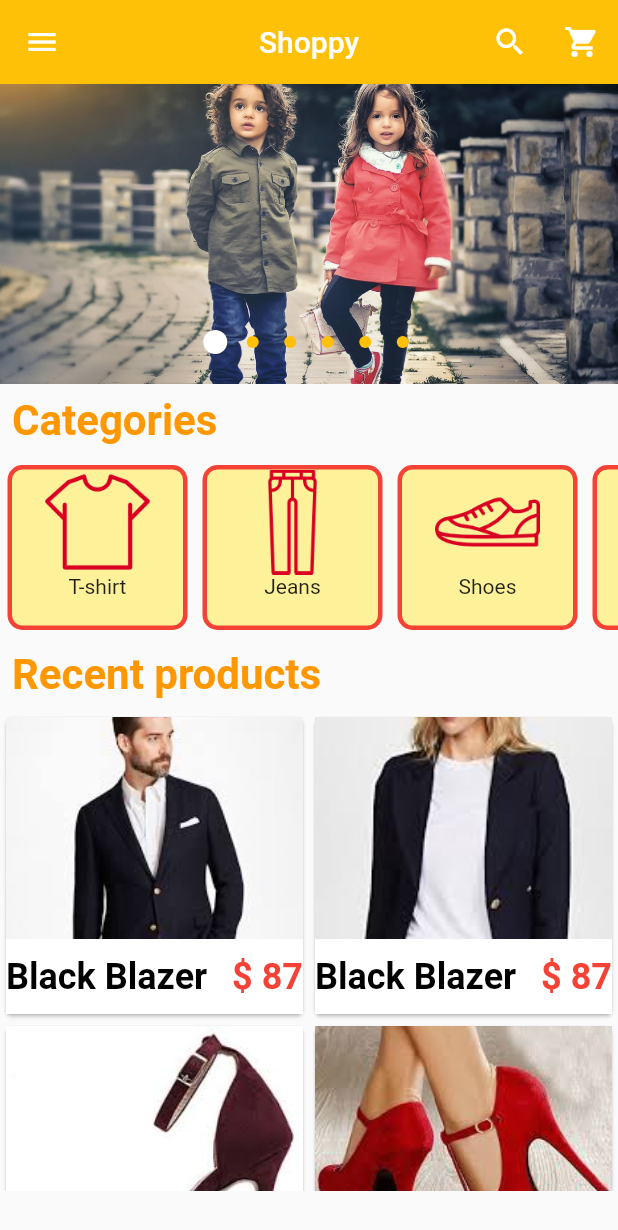
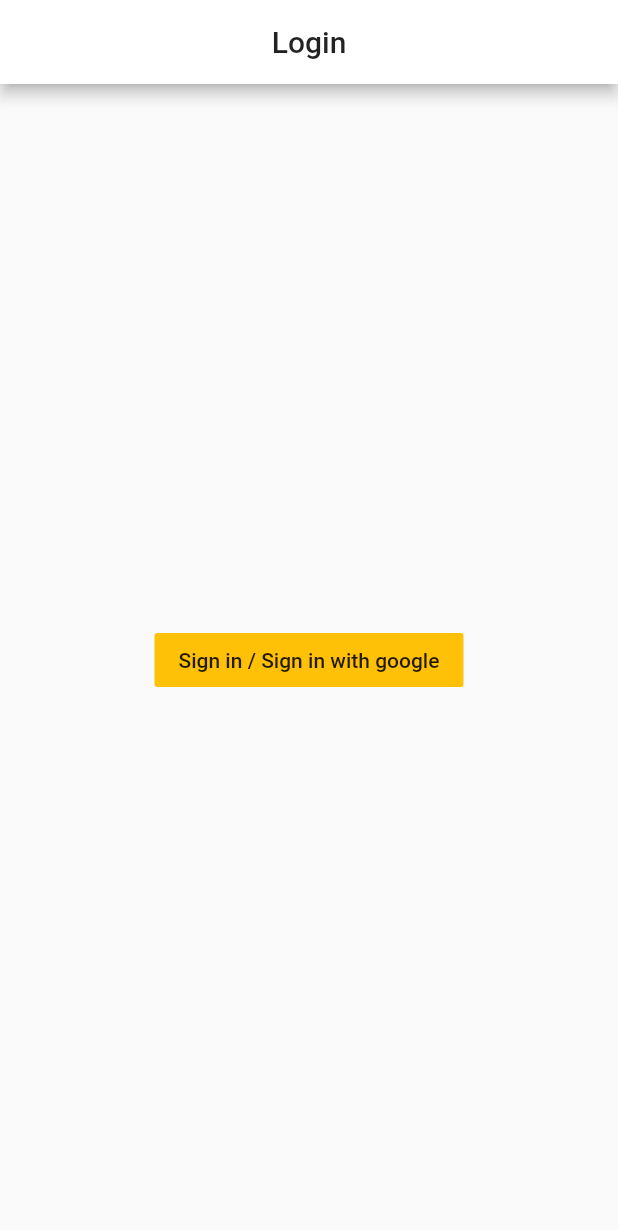
Before and after one commit to brakenseddik/shop_ecommerce, a Flutter app: the screen it shows after launch, on a phone screen of 412 x 824 dp. Shown: the top 1230 px of the screen. Run offline on Flutter 3.47's test engine with Material 2 defaults, Android fonts, the phone set to English and light mode, and no system bars; drawn by our look-alikes of carousel_pro; our stand-ins replace cloud_firestore, firebase_auth, fluttertoast, google_sign_in, shared_preferences; accounts and stored records are empty.

Commit message:
firebase & google sign in

```diff
--- a/lib/main.dart
+++ b/lib/main.dart
@@ -2,178 +2,14 @@ import 'package:flutter/material.dart';
 import 'package:carousel_pro/carousel_pro.dart';
 import 'package:shoppy/components/horizontal_listview.dart';
 import 'package:shoppy/pages/cart.dart';
+import 'package:shoppy/pages/home.dart';
+import 'package:shoppy/pages/login.dart';
 
 import 'components/products.dart';
 
 void main() {
   runApp(MaterialApp(
     debugShowCheckedModeBanner: false,
-    home: HomePage(),
+    home: Login(),
   ));
 }
-
-class HomePage extends StatefulWidget {
-  @override
-  _HomePageState createState() => _HomePageState();
-}
-
-class _HomePageState extends State<HomePage> {
-  @override
-  Widget build(BuildContext context) {
-    Widget carousel = Container(
-      height: 200,
-      child: Carousel(
-        boxFit: BoxFit.cover,
-        animationCurve: Curves.fastOutSlowIn,
-        animationDuration: Duration(milliseconds: 1000),
-        dotColor: Colors.amber,
-        dotBgColor: Colors.transparent,
-        images: [
-          AssetImage('images/c1.jpg'),
-          AssetImage('images/m1.jpeg'),
-          AssetImage('images/m2.jpg'),
-          AssetImage('images/w1.jpeg'),
-          AssetImage('images/w3.jpeg'),
-          AssetImage('images/w4.jpeg'),
-        ],
-      ),
-    );
-    return Scaffold(
-      appBar: AppBar(
-        elevation: 0.0,
-        backgroundColor: Colors.amber,
-        centerTitle: true,
-        title: InkWell(
-            onTap: () {
-              Navigator.push(
-                  context, MaterialPageRoute(builder: (context) => HomePage()));
-            },
-            child: Text('Shoppy')),
-        actions: <Widget>[
-          IconButton(
-            icon: Icon(
-              Icons.search,
-              color: Colors.white,
-            ),
-            onPressed: () {},
-          ),
-          IconButton(
-              icon: Icon(
-                Icons.shopping_cart,
-                color: Colors.white,
-              ),
-              onPressed: () {
-                Navigator.push(
-                    context, MaterialPageRoute(builder: (context) => Cart()));
-              }),
-        ],
-      ),
-      drawer: Drawer(
-        child: ListView(
-          children: <Widget>[
-            //Header
-            UserAccountsDrawerHeader(
-              currentAccountPicture: GestureDetector(
-                child: CircleAvatar(
-                  backgroundColor: Colors.grey,
-                  child: Icon(
-                    Icons.person,
-                    color: Colors.white,
-                  ),
-                ),
-              ),
-              decoration: BoxDecoration(color: Colors.amber),
-              accountEmail: Text('seddik.braken@gmail.com'),
-              accountName: Text('Braken Mohammed'),
-            ),
-            //Body
-            InkWell(
-                child: ListTile(
-                    title: Text('Homepage'),
-                    leading: Icon(
-                      Icons.home,
-                      color: Colors.amber,
-                    ))),
-            InkWell(
-                child: ListTile(
-                    title: Text('My Account'),
-                    leading: Icon(
-                      Icons.person,
-                      color: Colors.amber,
-                    ))),
-            InkWell(
-                child: ListTile(
-                    title: Text('My Orders'),
-                    leading: Icon(
-                      Icons.shopping_basket,
-                      color: Colors.amber,
-                    ))),
-            InkWell(
-                onTap: () => Navigator.push(
-                    context, MaterialPageRoute(builder: (context) => Cart())),
-                child: ListTile(
-                    title: Text('Shopping Cart'),
-                    leading: Icon(
-                      Icons.shopping_cart,
-                      color: Colors.amber,
-                    ))),
-            InkWell(
-                child: ListTile(
-                    title: Text('Favorites'),
-                    leading: Icon(
-                      Icons.favorite,
-                      color: Colors.amber,
-                    ))),
-            Divider(),
-            InkWell(
-                child: ListTile(
-                    title: Text('Settings'),
-                    leading: Icon(
-                      Icons.settings,
-                      color: Colors.lightBlue,
-                    ))),
-            InkWell(
-                child: ListTile(
-                    title: Text('About'),
-                    leading: Icon(
-                      Icons.help,
-                      color: Colors.green,
-                    ))),
-          ],
-        ),
-      ),
-      body: ListView(
-        children: <Widget>[
-          carousel,
-          Padding(
-            padding: EdgeInsets.all(8.0),
-            child: Text(
-              'Categories',
-              style: TextStyle(
-                  fontWeight: FontWeight.w700,
-                  fontSize: 28,
-                  color: Colors.orange),
-            ),
-          ),
-          //horizontal  LISTVIEW
-          horizontalListView(),
-          Padding(
-            padding: EdgeInsets.all(8.0),
-            child: Text(
-              'Recent products',
-              style: TextStyle(
-                  fontWeight: FontWeight.w700,
-                  fontSize: 28,
-                  color: Colors.orange),
-            ),
-          ),
-          // GRIDVIEW
-          Container(
-            height: 320,
-            child: Products(),
-          )
-        ],
-      ),
-    );
-  }
-}
--- a/lib/pages/cart.dart
+++ b/lib/pages/cart.dart
@@ -1,6 +1,7 @@
 import 'package:flutter/material.dart';
 import 'package:shoppy/components/cart_products.dart';
 import 'package:shoppy/main.dart';
+import 'package:shoppy/pages/home.dart';
 
 class Cart extends StatefulWidget {
   @override
--- /dev/null
+++ b/lib/pages/login.dart
@@ -0,0 +1,127 @@
+import 'package:cloud_firestore/cloud_firestore.dart';
+import 'package:flutter/material.dart';
+import 'package:google_sign_in/google_sign_in.dart';
+import 'package:shared_preferences/shared_preferences.dart';
+import 'package:fluttertoast/fluttertoast.dart';
+import 'package:firebase_auth/firebase_auth.dart';
+import 'package:shoppy/main.dart';
+import 'package:shoppy/pages/home.dart';
+
+class Login extends StatefulWidget {
+  @override
+  _LoginState createState() => _LoginState();
+}
+
+class _LoginState extends State<Login> {
+  final GoogleSignIn googleSignIn = GoogleSignIn();
+  final FirebaseAuth firebaseAuth = FirebaseAuth.instance;
+  SharedPreferences preferences;
+  bool loading = false;
+  bool isLoggedIn = false;
+
+  @override
+  void initState() {
+    // TODO: implement initState
+    super.initState();
+    IsSigneedIn();
+  }
+
+  void IsSigneedIn() async {
+    setState(() {
+      loading = true;
+    });
+    preferences = await SharedPreferences.getInstance();
+    isLoggedIn = await googleSignIn.isSignedIn();
+    if (isLoggedIn) {
+      Navigator.pushReplacement(
+          context, MaterialPageRoute(builder: (context) => HomePage()));
+    }
+    setState(() {
+      loading = false;
+    });
+  }
+
+  // ignore: non_constant_identifier_names
+  Future HandleSignIn() async {
+    preferences = await SharedPreferences.getInstance();
+    setState(() {
+      loading = true;
+    });
+    GoogleSignInAccount googleUser = await googleSignIn.signIn();
+
+    GoogleSignInAuthentication googleSignInAuthentication =
+        await googleUser.authentication;
+
+    final AuthCredential credential = GoogleAuthProvider.getCredential(
+        accessToken: googleSignInAuthentication.accessToken,
+        idToken: googleSignInAuthentication.idToken);
+
+    FirebaseUser firebaseUser =
+        (await firebaseAuth.signInWithCredential(credential)).user;
+
+    if (firebaseUser != null) {
+      final QuerySnapshot result = (await Firestore.instance
+              .collection('users')
+              .where('id', isEqualTo: firebaseUser..uid))
+          .getDocuments() as QuerySnapshot;
+      final List<DocumentSnapshot> documents = result.documents;
+      if (documents.length == 0) {
+        //insert the user to our collection
+        Firestore.instance
+            .collection('users')
+            .document(firebaseUser.uid)
+            .setData({
+          'id': firebaseUser.uid,
+          'username': firebaseUser.displayName,
+          'profilePicture': firebaseUser.photoUrl
+        });
+        await preferences.setString('id', firebaseUser.uid);
+        await preferences.setString('username', firebaseUser.displayName);
+        await preferences.setString('profilePicture', firebaseUser.photoUrl);
+      } else {
+        await preferences.setString('id', documents[0]['id']);
+        await preferences.setString('username', documents[0]['username']);
+        await preferences.setString(
+            'profilePicture', documents[0]['profilePicture']);
+      }
+      Fluttertoast.showToast(msg: 'Logged in successful');
+      setState(() {
+        loading = false;
+      });
+    }
+  }
+
+  @override
+  Widget build(BuildContext context) {
+    return Scaffold(
+      appBar: AppBar(
+        backgroundColor: Colors.white,
+        title: Text(
+          'Login',
+          style: TextStyle(color: Colors.black87),
+        ),
+        centerTitle: true,
+      ),
+      body: Stack(
+        children: <Widget>[
+          Center(
+            child: FlatButton(
+                color: Colors.amber,
+                onPressed: () {
+                  HandleSignIn();
+                },
+                child: Text('Sign in / Sign in with google')),
+          ),
+          Visibility(
+              visible: loading ?? true,
+              child: Container(
+                child: CircularProgressIndicator(
+                  valueColor: AlwaysStoppedAnimation<Color>(Colors.amber),
+                ),
+              ))
+        ],
+      ),
+    );
+  }
+}
+// ignore: non_constant_identifier_names
--- a/lib/pages/product_details.dart
+++ b/lib/pages/product_details.dart
@@ -2,6 +2,7 @@ import 'package:flutter/cupertino.dart';
 import 'package:flutter/material.dart';
 import 'package:shoppy/components/products.dart';
 import 'package:shoppy/main.dart';
+import 'package:shoppy/pages/home.dart';
 
 class ProductDetails extends StatefulWidget {
   final product_detail_name;
--- a/pubspec.yaml
+++ b/pubspec.yaml
@@ -17,6 +17,12 @@ dependencies:
   # Use with the CupertinoIcons class for iOS style icons.
   cupertino_icons: ^0.1.3
   carousel_pro: ^1.0.0
+  firebase_auth: ^0.16.1
+  cloud_firestore: ^0.13.7
+  google_sign_in: ^4.5.1
+  shared_preferences: ^0.5.7+3
+  fluttertoast: ^4.0.1
+
 
 
 dev_dependencies:
```
Also changed, not shown: lib/pages/home.dart (added, +171 -0 lines), pubspec.lock, 1 other file.
